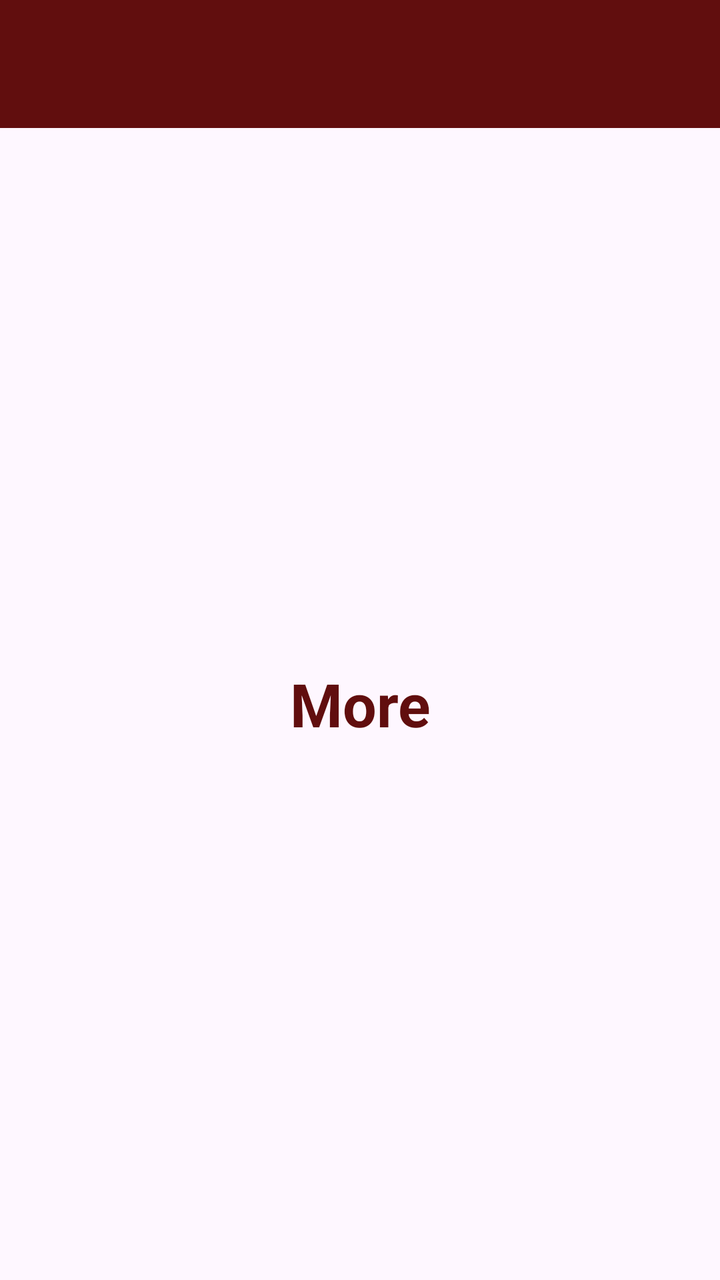
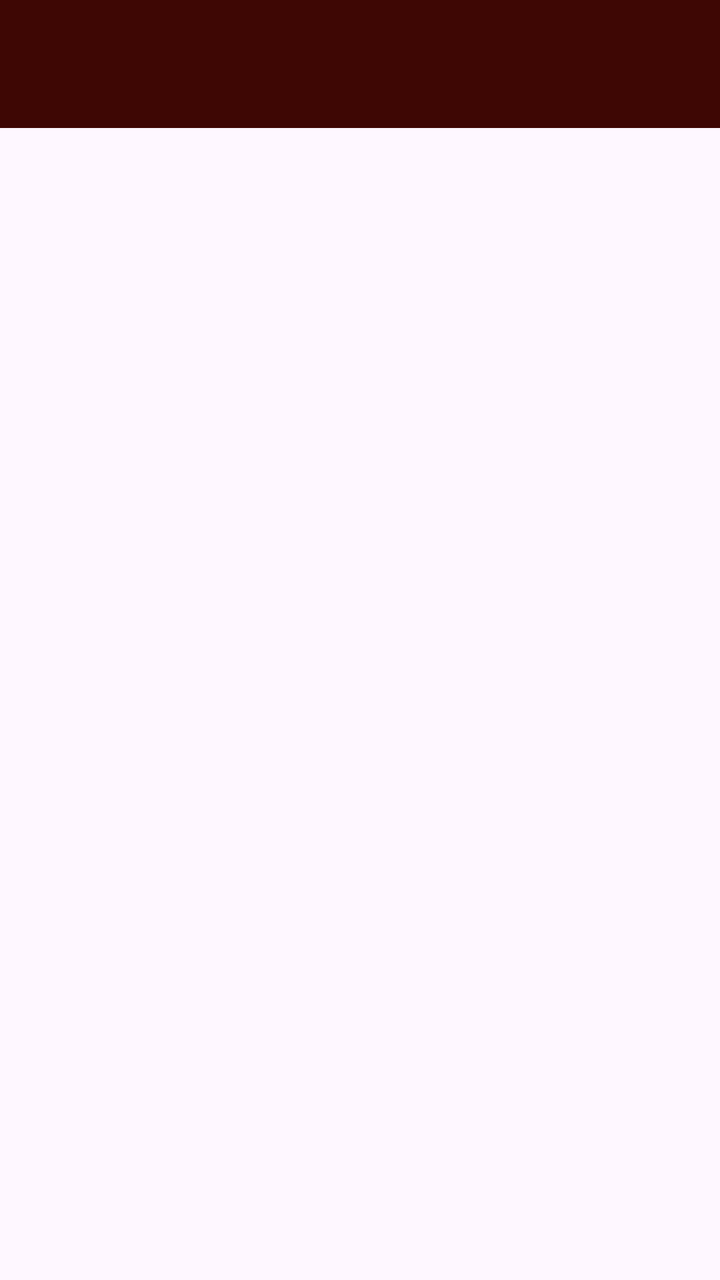

An Android layout rendered at two revisions. The XML below is the earlier revision; the diff shows what the commit changed to produce the second picture.
<!-- AndroidManifest.xml: application theme Theme.Lita_3TIF -->
<!-- res/layout/fragment_more.xml -->
<?xml version="1.0" encoding="utf-8"?>
<androidx.constraintlayout.widget.ConstraintLayout xmlns:android="http://schemas.android.com/apk/res/android"
    xmlns:app="http://schemas.android.com/apk/res-auto"
    xmlns:tools="http://schemas.android.com/tools"
    android:layout_width="match_parent"
    android:layout_height="match_parent"
    tools:context=".More.MoreFragment">

    <androidx.appcompat.widget.Toolbar
        android:id="@+id/toolbar"
        android:layout_width="match_parent"
        android:layout_height="?attr/actionBarSize"
        android:background="#610E0E"
        app:layout_constraintTop_toTopOf="parent"
        app:layout_scrollFlags="scroll|enterAlways"
        app:subtitleTextColor="@android:color/white"
        app:titleTextColor="@android:color/white"
        tools:layout_editor_absoluteX="0dp" />

    
    <TextView
        android:layout_width="match_parent"
        android:layout_height="0dp"
        android:gravity="center"
        android:text="More"
        android:textColor="#610E0E"
        android:textSize="30sp"
        android:textStyle="bold"
        app:layout_constraintBottom_toBottomOf="parent"
        app:layout_constraintTop_toBottomOf="@+id/toolbar"
        tools:layout_editor_absoluteX="0dp" />
</androidx.constraintlayout.widget.ConstraintLayout>
<!-- resources referenced by this layout -->
<resources>
  <style name="Theme.Lita_3TIF" parent="Base.Theme.Lita_3TIF" />
  <style name="Base.Theme.Lita_3TIF" parent="Theme.Material3.DayNight.NoActionBar">
          
          
      </style>
</resources>

<!-- the commit's change to res/layout/fragment_more.xml (unified diff, before → after) -->
@@ -1,32 +1,31 @@
 <?xml version="1.0" encoding="utf-8"?>
-<androidx.constraintlayout.widget.ConstraintLayout xmlns:android="http://schemas.android.com/apk/res/android"
+<androidx.coordinatorlayout.widget.CoordinatorLayout xmlns:android="http://schemas.android.com/apk/res/android"
     xmlns:app="http://schemas.android.com/apk/res-auto"
     xmlns:tools="http://schemas.android.com/tools"
     android:layout_width="match_parent"
     android:layout_height="match_parent"
     tools:context=".More.MoreFragment">
 
-    <androidx.appcompat.widget.Toolbar
-        android:id="@+id/toolbar"
+    <com.google.android.material.appbar.AppBarLayout
+        android:id="@+id/appBarLayout"
         android:layout_width="match_parent"
-        android:layout_height="?attr/actionBarSize"
-        android:background="#610E0E"
-        app:layout_constraintTop_toTopOf="parent"
-        app:layout_scrollFlags="scroll|enterAlways"
-        app:subtitleTextColor="@android:color/white"
-        app:titleTextColor="@android:color/white"
-        tools:layout_editor_absoluteX="0dp" />
+        android:layout_height="wrap_content"
+        android:theme="@style/ThemeOverlay.AppCompat.Dark.ActionBar">
 
-    
-    <TextView
+        <androidx.appcompat.widget.Toolbar
+            android:id="@+id/toolbar"
+            android:layout_width="match_parent"
+            android:layout_height="?attr/actionBarSize"
+            android:background="#3E0704"
+            app:layout_scrollFlags="scroll|enterAlways"
+            app:titleTextColor="@android:color/white" />
+
+    </com.google.android.material.appbar.AppBarLayout>
+
+
+    <ListView
+        android:id="@+id/listViewItems"
         android:layout_width="match_parent"
-        android:layout_height="0dp"
-        android:gravity="center"
-        android:text="More"
-        android:textColor="#610E0E"
-        android:textSize="30sp"
-        android:textStyle="bold"
-        app:layout_constraintBottom_toBottomOf="parent"
-        app:layout_constraintTop_toBottomOf="@+id/toolbar"
-        tools:layout_editor_absoluteX="0dp" />
-</androidx.constraintlayout.widget.ConstraintLayout>
+        android:layout_height="match_parent"
+        app:layout_behavior="@string/appbar_scrolling_view_behavior" />
+</androidx.coordinatorlayout.widget.CoordinatorLayout>
